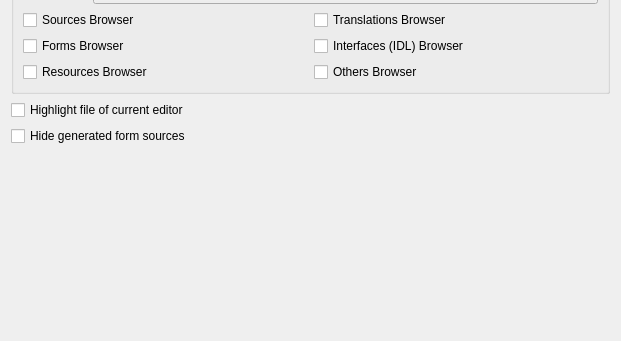
First picture: the form in Preferences/ConfigurationPages/ProjectBrowserPage.ui, repository testmana2/test, before the edit; both pictures show x 0 to 621 and y 156 to 497 of the 621 by 497 pixel window.
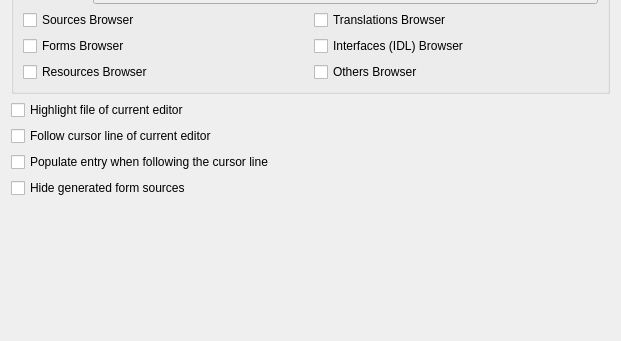
Second picture: the form after the edit.

Commit message: Added support to highlight the current class/method name of the current editor to the project sources viewer.

The edit to the form file:
```diff
--- a/Preferences/ConfigurationPages/ProjectBrowserPage.ui
+++ b/Preferences/ConfigurationPages/ProjectBrowserPage.ui
@@ -183,8 +183,28 @@
     </widget>
    </item>
    <item>
-    <widget class="QCheckBox" name="hideGeneratedCheckBox" >
-     <property name="toolTip" >
+    <widget class="QCheckBox" name="followCursorLineCheckBox">
+     <property name="toolTip">
+      <string>Select to follow the cursor line of the current editor</string>
+     </property>
+     <property name="text">
+      <string>Follow cursor line of current editor</string>
+     </property>
+    </widget>
+   </item>
+   <item>
+    <widget class="QCheckBox" name="autoPopulateCheckBox">
+     <property name="toolTip">
+      <string>Select to populate entries automatically when following the cursor line of the current editor</string>
+     </property>
+     <property name="text">
+      <string>Populate entry when following the cursor line</string>
+     </property>
+    </widget>
+   </item>
+   <item>
+    <widget class="QCheckBox" name="hideGeneratedCheckBox">
+     <property name="toolTip">
       <string>Select to hide sources generated from form files</string>
      </property>
      <property name="text" >
```
Left out of the diff: 129 changed lines with no effect on the pictures. The commit also changes 35 other files.
